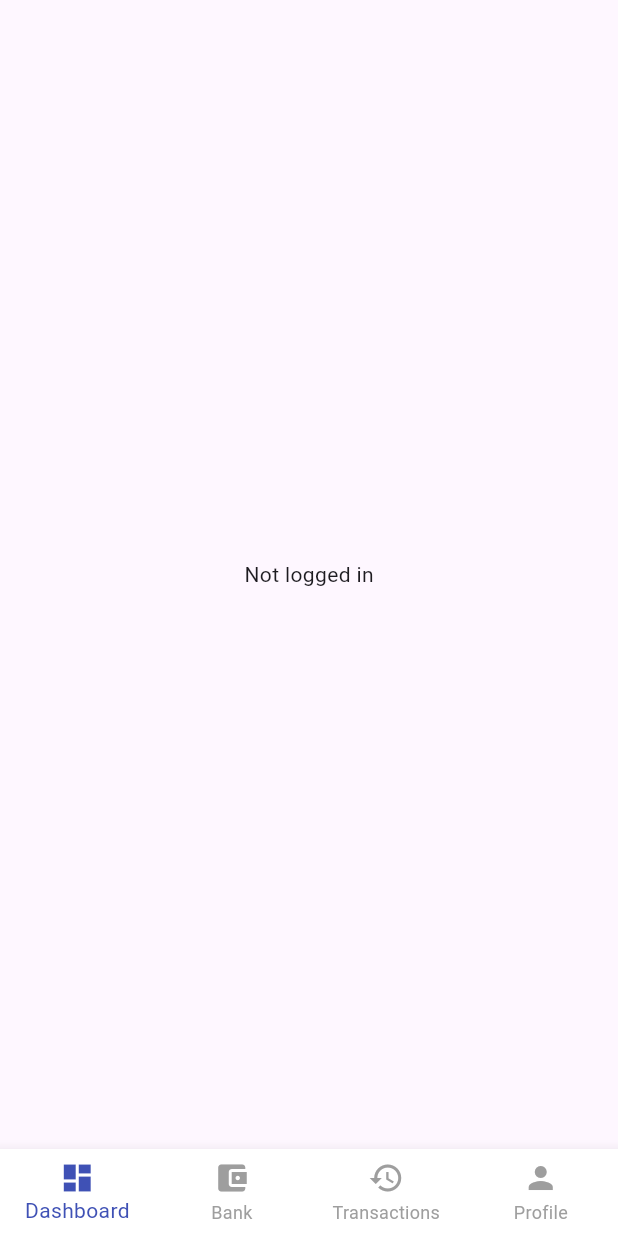
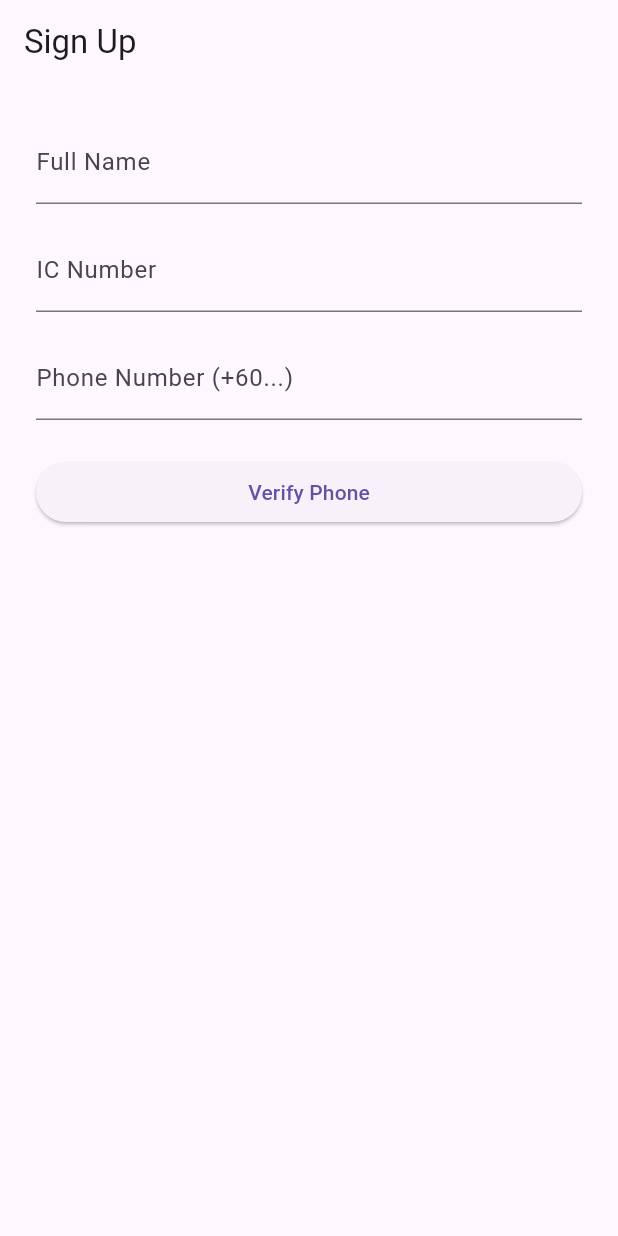
Before and after one commit to Sseankzs/PayPalm, a Flutter app: the screen it shows after launch, on a phone screen of 412 x 824 dp. Run offline on Flutter 3.47's test engine with Material 3 defaults, Android fonts, the light colour scheme and no system bars; our stand-ins replace cloud_firestore, firebase_auth, firebase_core, qr_flutter; accounts and stored records are empty.

Commit message:
added signup screen, app starts with signup screen if no existing user is logged in, otherwise it will initiate home

```diff
--- a/paypalm_mobile/lib/Screens/bank_management_screen.dart
+++ b/paypalm_mobile/lib/Screens/bank_management_screen.dart
@@ -1,6 +1,5 @@
 import 'package:flutter/material.dart';
 import 'package:cloud_firestore/cloud_firestore.dart';
-import 'package:firebase_auth/firebase_auth.dart';
 import 'package:intl/intl.dart';
 
 class BankManagementScreen extends StatelessWidget {
--- a/paypalm_mobile/lib/Screens/financial_dashboard_screen.dart
+++ b/paypalm_mobile/lib/Screens/financial_dashboard_screen.dart
@@ -1,6 +1,5 @@
 import 'package:flutter/material.dart';
 import 'package:cloud_firestore/cloud_firestore.dart';
-import 'package:firebase_auth/firebase_auth.dart';
 import 'package:intl/intl.dart';
 
 class DashboardScreen extends StatelessWidget {
@@ -8,12 +7,13 @@ class DashboardScreen extends StatelessWidget {
 
   @override
   Widget build(BuildContext context) {
-    final uid = FirebaseAuth.instance.currentUser?.uid;
-    if (uid == null) {
-      return const Scaffold(
-        body: Center(child: Text('Not logged in')),
-      );
-    }
+    final uid = 'uZsYmasM5B3dVXTYjt3J';
+    // final uid = FirebaseAuth.instance.currentUser?.uid;
+    // if (uid == null) {
+    //   return const Scaffold(
+    //     body: Center(child: Text('Not logged in')),
+    //   );
+    // }
 
     final now = DateTime.now();
     final monthStart = DateTime(now.year, now.month, 1);
--- /dev/null
+++ b/paypalm_mobile/lib/Screens/signup_screen.dart
@@ -0,0 +1,211 @@
+import 'package:flutter/material.dart';
+import 'package:firebase_auth/firebase_auth.dart';
+import 'package:cloud_firestore/cloud_firestore.dart';
+import 'package:qr_flutter/qr_flutter.dart';
+
+class SignupScreen extends StatefulWidget {
+  const SignupScreen({super.key});
+
+  @override
+  State<SignupScreen> createState() => _SignupScreenState();
+}
+
+class _SignupScreenState extends State<SignupScreen> {
+  final _formKey = GlobalKey<FormState>();
+  final _nameController = TextEditingController();
+  final _icController = TextEditingController();
+  final _phoneController = TextEditingController();
+
+  String? _verificationId;
+  bool _codeSent = false;
+  bool _isLoading = false;
+  String? _qrData;
+  bool _hasPalmHash = false;
+
+  @override
+  void initState() {
+    super.initState();
+    debugPrint('SignupScreen: initState called');
+    _checkAuthAndPalmHash();
+  }
+
+  Future<void> _checkAuthAndPalmHash() async {
+    debugPrint('SignupScreen: Checking auth and palmhash');
+    final user = FirebaseAuth.instance.currentUser;
+    debugPrint('SignupScreen: Current user: $user');
+    if (user != null) {
+      // Check if palmhash exists in Firestore
+      final doc = await FirebaseFirestore.instance.collection('users').doc(user.uid).get();
+      final palmhash = doc.data()?['palmhash'];
+      debugPrint('SignupScreen: palmhash value: $palmhash');
+      if (palmhash != null && palmhash.toString().isNotEmpty) {
+        setState(() {
+          _hasPalmHash = true;
+        });
+        debugPrint('SignupScreen: User has palmhash, setting _hasPalmHash = true');
+      } else {
+        setState(() {
+          _qrData = _buildQRData(user.uid);
+        });
+        debugPrint('SignupScreen: No palmhash, setting _qrData');
+      }
+    }
+  }
+
+  String _buildQRData(String uid) {
+    final data = '{"uid":"$uid","name":"${_nameController.text}","ic":"${_icController.text}"}';
+    debugPrint('SignupScreen: Building QR data: $data');
+    return data;
+  }
+
+  Future<void> _verifyPhone() async {
+    setState(() => _isLoading = true);
+    debugPrint('SignupScreen: Starting phone verification for ${_phoneController.text}');
+    await FirebaseAuth.instance.verifyPhoneNumber(
+      phoneNumber: _phoneController.text,
+      verificationCompleted: (PhoneAuthCredential credential) async {
+        debugPrint('SignupScreen: verificationCompleted');
+        await FirebaseAuth.instance.signInWithCredential(credential);
+        setState(() {
+          _qrData = _buildQRData(FirebaseAuth.instance.currentUser!.uid);
+          _isLoading = false;
+        });
+        debugPrint('SignupScreen: Signed in with credential, QR data set');
+      },
+      verificationFailed: (FirebaseAuthException e) {
+        setState(() => _isLoading = false);
+        debugPrint('SignupScreen: verificationFailed: ${e.message}');
+        ScaffoldMessenger.of(context).showSnackBar(SnackBar(content: Text(e.message ?? 'Verification failed')));
+      },
+      codeSent: (String verificationId, int? resendToken) {
+        setState(() {
+          _verificationId = verificationId;
+          _codeSent = true;
+          _isLoading = false;
+        });
+        debugPrint('SignupScreen: codeSent, verificationId: $verificationId');
+      },
+      codeAutoRetrievalTimeout: (String verificationId) {
+        setState(() => _isLoading = false);
+        debugPrint('SignupScreen: codeAutoRetrievalTimeout');
+      },
+    );
+  }
+
+  Future<void> _signInWithCode(String smsCode) async {
+    setState(() => _isLoading = true);
+    debugPrint('SignupScreen: Signing in with SMS code: $smsCode');
+    try {
+      final credential = PhoneAuthProvider.credential(
+        verificationId: _verificationId!,
+        smsCode: smsCode,
+      );
+      await FirebaseAuth.instance.signInWithCredential(credential);
+      setState(() {
+        _qrData = _buildQRData(FirebaseAuth.instance.currentUser!.uid);
+        _isLoading = false;
+      });
+      debugPrint('SignupScreen: Signed in with SMS code, QR data set');
+    } catch (e) {
+      setState(() => _isLoading = false);
+      debugPrint('SignupScreen: Error signing in with SMS code: $e');
+      ScaffoldMessenger.of(context).showSnackBar(const SnackBar(content: Text('Invalid code')));
+    }
+  }
+
+  @override
+  Widget build(BuildContext context) {
+    debugPrint('SignupScreen: build called, _hasPalmHash=$_hasPalmHash, _qrData=$_qrData');
+    if (_hasPalmHash) {
+      return Scaffold(
+        appBar: AppBar(title: const Text('PalmPay')),
+        body: const Center(
+          child: Text('You are registered and connected to PalmHash.'),
+        ),
+      );
+    }
+
+    if (_qrData != null) {
+      return Scaffold(
+        appBar: AppBar(title: const Text('Your QR Code')),
+        body: Center(
+          child: QrImageView(
+            data: _qrData!,
+            version: QrVersions.auto,
+            size: 250.0,
+          ),
+        ),
+      );
+    }
+
+    return Scaffold(
+      appBar: AppBar(title: const Text('Sign Up')),
+      body: Padding(
+        padding: const EdgeInsets.all(24.0),
+        child: _isLoading
+            ? const Center(child: CircularProgressIndicator())
+            : Form(
+                key: _formKey,
+                child: ListView(
+                  children: [
+                    TextFormField(
+                      controller: _nameController,
+                      decoration: const InputDecoration(labelText: 'Full Name'),
+                      validator: (v) => v == null || v.isEmpty ? 'Enter your name' : null,
+                    ),
+                    const SizedBox(height: 16),
+                    TextFormField(
+                      controller: _icController,
+                      decoration: const InputDecoration(labelText: 'IC Number'),
+                      validator: (v) => v == null || v.isEmpty ? 'Enter your IC' : null,
+                    ),
+                    const SizedBox(height: 16),
+                    TextFormField(
+                      controller: _phoneController,
+                      decoration: const InputDecoration(labelText: 'Phone Number (+60...)'),
+                      keyboardType: TextInputType.phone,
+                      validator: (v) => v == null || v.isEmpty ? 'Enter your phone number' : null,
+                    ),
+                    const SizedBox(height: 24),
+                    if (!_codeSent)
+                      ElevatedButton(
+                        onPressed: () {
+                          if (_formKey.currentState?.validate() ?? false) {
+                            debugPrint('SignupScreen: Verify Phone button pressed');
+                            _verifyPhone();
+                          }
+                        },
+                        child: const Text('Verify Phone'),
+                      ),
+                    if (_codeSent)
+                      Column(
+                        children: [
+                          TextFormField(
+                            decoration: const InputDecoration(labelText: 'SMS Code'),
+                            keyboardType: TextInputType.number,
+                            onChanged: (code) {
+                              debugPrint('SignupScreen: SMS code entered: $code');
+                              if (code.length == 6) {
+                                _signInWithCode(code);
+                              }
+                            },
+                          ),
+                          const SizedBox(height: 16),
+                          ElevatedButton(
+                            onPressed: () {
+                              if (_formKey.currentState?.validate() ?? false) {
+                                debugPrint('SignupScreen: Submit Code button pressed');
+                                // User will enter code above
+                              }
+                            },
+                            child: const Text('Submit Code'),
+                          ),
+                        ],
+                      ),
+                  ],
+                ),
+              ),
+      ),
+    );
+  }
+}
--- a/paypalm_mobile/lib/main.dart
+++ b/paypalm_mobile/lib/main.dart
@@ -1,6 +1,8 @@
 import 'package:flutter/material.dart';
 import 'package:firebase_core/firebase_core.dart';
+import 'package:firebase_auth/firebase_auth.dart';
 import 'screens/home_screen.dart';
+import 'screens/signup_screen.dart';
 
 void main() async {
   WidgetsFlutterBinding.ensureInitialized();
@@ -21,7 +23,32 @@
         primarySwatch: Colors.indigo,
         visualDensity: VisualDensity.adaptivePlatformDensity,
       ),
-      home: const HomeScreen(),
+      home: AuthGate(),
     );
   }
 }
+
+class AuthGate extends StatelessWidget {
+  const AuthGate({super.key});
+
+  @override
+  Widget build(BuildContext context) {
+    return StreamBuilder<User?>(
+      stream: FirebaseAuth.instance.authStateChanges(),
+      builder: (context, snapshot) {
+        // Show loading indicator while checking auth state
+        if (snapshot.connectionState == ConnectionState.waiting) {
+          return const Scaffold(
+            body: Center(child: CircularProgressIndicator()),
+          );
+        }
+        // If user is logged in, go to HomeScreen
+        if (snapshot.hasData && snapshot.data != null) {
+          return const HomeScreen();
+        }
+        // Else, show SignupScreen
+        return const SignupScreen();
+      },
+    );
+  }
+}
--- a/paypalm_mobile/pubspec.yaml
+++ b/paypalm_mobile/pubspec.yaml
@@ -38,6 +38,7 @@ dependencies:
   # Use with the CupertinoIcons class for iOS style icons.
   cupertino_icons: ^1.0.8
   intl: ^0.20.2
+  qr_flutter: ^4.1.0
 
 dev_dependencies:
   flutter_test:
```
Also changed, not shown: paypalm_mobile/pubspec.lock, 1 other file.
